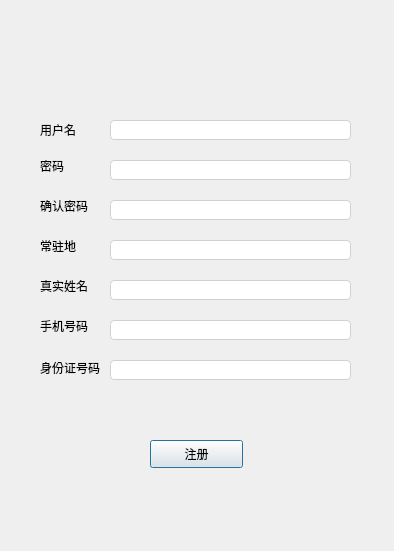
Qt form register.ui (Dansheng/FlightSystem) before a commit.
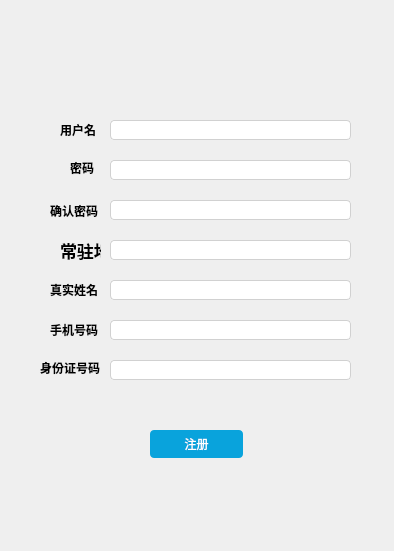
The same form after that commit. Icons and pictures are not drawn.

The edit to the form file:
```diff
--- a/register.ui
+++ b/register.ui
@@ -16,7 +16,7 @@
   <property name="styleSheet">
    <string notr="true">
 /*登录按钮样式*/
-#pushButton{
+#Sure_Button{
 	border-radius:4px;
 	border:none;
 	background-color: #09A3DC;
@@ -121,12 +121,19 @@
   <widget class="QLabel" name="UserName_Label">
    <property name="geometry">
     <rect>
-     <x>40</x>
+     <x>60</x>
      <y>120</y>
-     <width>54</width>
+     <width>41</width>
      <height>20</height>
     </rect>
    </property>
+   <property name="font">
+    <font>
+     <family>Songti SC</family>
+     <weight>75</weight>
+     <bold>true</bold>
+    </font>
+   </property>
    <property name="styleSheet">
     <string notr="true">font: 8pt &quot;Arial&quot;;</string>
    </property>
@@ -140,12 +147,19 @@
   <widget class="QLabel" name="PassWord_Label">
    <property name="geometry">
     <rect>
-     <x>40</x>
+     <x>70</x>
      <y>160</y>
-     <width>54</width>
-     <height>12</height>
+     <width>31</width>
+     <height>16</height>
     </rect>
    </property>
+   <property name="font">
+    <font>
+     <family>Songti SC</family>
+     <weight>75</weight>
+     <bold>true</bold>
+    </font>
+   </property>
    <property name="styleSheet">
     <string notr="true">font: 8pt &quot;Arial&quot;;
 </string>
@@ -157,12 +171,19 @@
   <widget class="QLabel" name="PassWordTwo_Label">
    <property name="geometry">
     <rect>
-     <x>40</x>
+     <x>50</x>
      <y>200</y>
-     <width>54</width>
-     <height>12</height>
+     <width>51</width>
+     <height>21</height>
     </rect>
    </property>
+   <property name="font">
+    <font>
+     <family>Songti SC</family>
+     <weight>75</weight>
+     <bold>true</bold>
+    </font>
+   </property>
    <property name="styleSheet">
     <string notr="true">font: 8pt &quot;Arial&quot;;</string>
    </property>
@@ -173,12 +194,21 @@
   <widget class="QLabel" name="Place_Label">
    <property name="geometry">
     <rect>
-     <x>40</x>
+     <x>60</x>
      <y>240</y>
-     <width>54</width>
-     <height>12</height>
+     <width>41</width>
+     <height>21</height>
     </rect>
    </property>
+   <property name="font">
+    <font>
+     <family>Songti SC</family>
+     <pointsize>13</pointsize>
+     <weight>75</weight>
+     <italic>false</italic>
+     <bold>true</bold>
+    </font>
+   </property>
    <property name="styleSheet">
     <string notr="true">font: 8pt &quot;Arial&quot;;</string>
    </property>
@@ -189,12 +219,19 @@
   <widget class="QLabel" name="PhoneNumber_Label">
    <property name="geometry">
     <rect>
-     <x>40</x>
+     <x>50</x>
      <y>320</y>
      <width>54</width>
-     <height>12</height>
+     <height>20</height>
     </rect>
    </property>
+   <property name="font">
+    <font>
+     <family>Songti SC</family>
+     <weight>75</weight>
+     <bold>true</bold>
+    </font>
+   </property>
    <property name="styleSheet">
     <string notr="true">font: 8pt &quot;Arial&quot;;</string>
    </property>
@@ -205,12 +242,19 @@
   <widget class="QLabel" name="RealName_Label">
    <property name="geometry">
     <rect>
-     <x>40</x>
+     <x>50</x>
      <y>280</y>
-     <width>54</width>
-     <height>12</height>
+     <width>52</width>
+     <height>19</height>
     </rect>
    </property>
+   <property name="font">
+    <font>
+     <family>Songti SC</family>
+     <weight>75</weight>
+     <bold>true</bold>
+    </font>
+   </property>
    <property name="styleSheet">
     <string notr="true">font: 8pt &quot;Arial&quot;;</string>
    </property>
@@ -227,6 +271,13 @@
      <height>16</height>
     </rect>
    </property>
+   <property name="font">
+    <font>
+     <family>Songti SC</family>
+     <weight>75</weight>
+     <bold>true</bold>
+    </font>
+   </property>
    <property name="styleSheet">
     <string notr="true">font: 8pt &quot;Arial&quot;;</string>
    </property>
@@ -314,15 +365,50 @@
    <property name="geometry">
     <rect>
      <x>150</x>
-     <y>440</y>
+     <y>430</y>
      <width>93</width>
      <height>28</height>
     </rect>
    </property>
+   <property name="styleSheet">
+    <string notr="true">font: 13pt &quot;Songti SC&quot;;</string>
+   </property>
    <property name="text">
     <string>注册</string>
    </property>
   </widget>
+  <widget class="QLabel" name="Backgroud_Label">
+   <property name="geometry">
+    <rect>
+     <x>0</x>
+     <y>0</y>
+     <width>401</width>
+     <height>551</height>
+    </rect>
+   </property>
+   <property name="styleSheet">
+    <string notr="true">background-image: url(:/images/BackgroudTwo.jpeg);</string>
+   </property>
+   <property name="text">
+    <string/>
+   </property>
+  </widget>
+  <zorder>Backgroud_Label</zorder>
+  <zorder>UserName_Label</zorder>
+  <zorder>PassWord_Label</zorder>
+  <zorder>PassWordTwo_Label</zorder>
+  <zorder>Place_Label</zorder>
+  <zorder>PhoneNumber_Label</zorder>
+  <zorder>RealName_Label</zorder>
+  <zorder>IdCard_Label</zorder>
+  <zorder>UserName_Edit</zorder>
+  <zorder>PassWord_Edit</zorder>
+  <zorder>PassWordTwo_Edit</zorder>
+  <zorder>Place_Edit</zorder>
+  <zorder>RealName_Edit</zorder>
+  <zorder>PhoneNumber_Edit</zorder>
+  <zorder>IdCard_Edit</zorder>
+  <zorder>Sure_Button</zorder>
  </widget>
  <resources/>
  <connections/>
```
Left out of the diff: 17 changed lines with no effect on the pictures.
